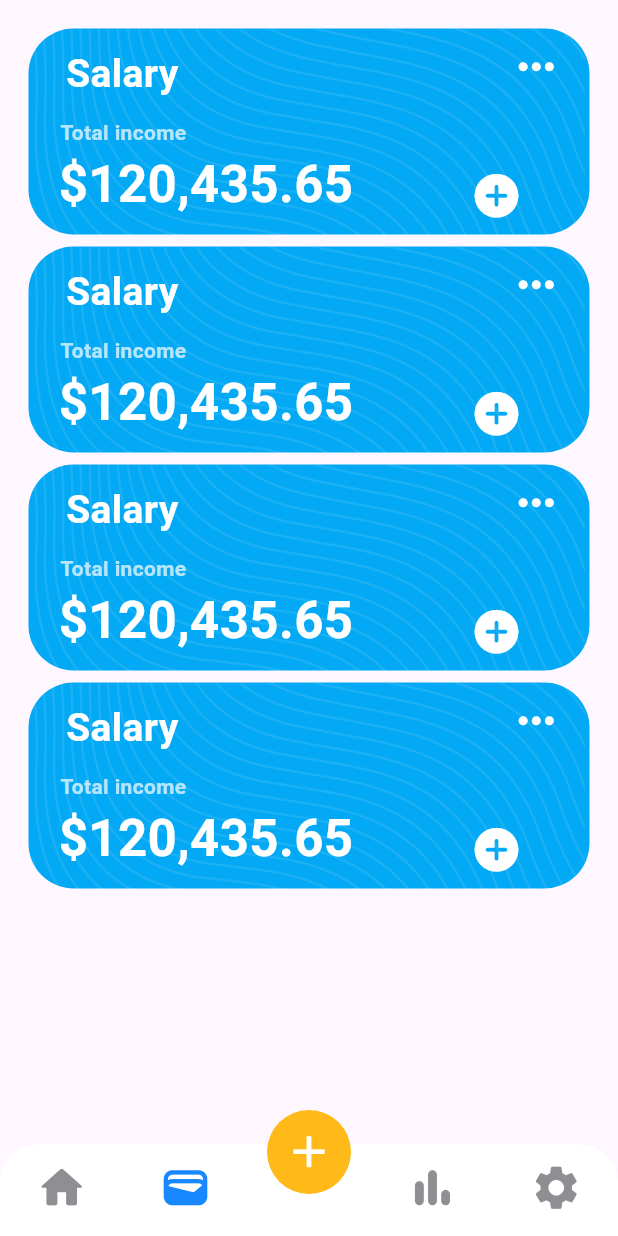
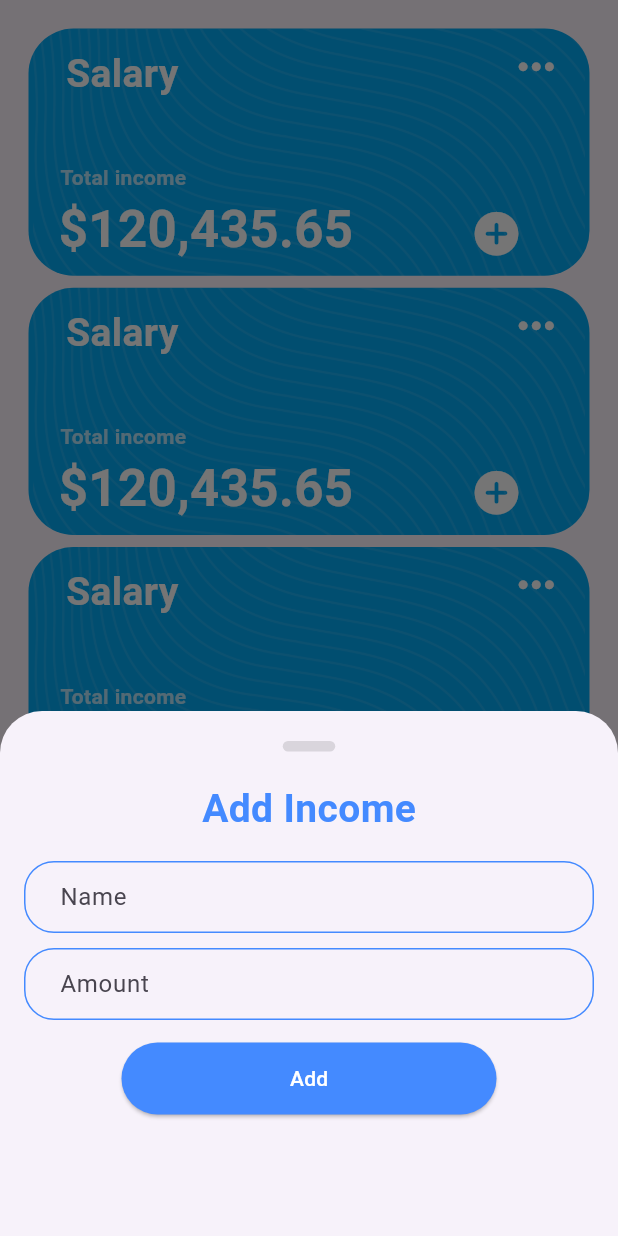
Before and after one commit to DusanCojic/PocketPal, a Flutter app: the screen it shows after launch, item 2 of the bottom bar chosen, after a tap on the "add circle" icon, on a phone screen of 412 x 824 dp. Run offline on Flutter 3.47's test engine with Material 3 defaults, Android fonts, the phone set to English and light mode, and no system bars; drawn by our look-alikes of persistent_bottom_nav_bar; our stand-ins replace flutter_colorpicker, flutter_slidable, hive, hive_flutter; missing offline and left inert: flutter_iconpicker; accounts and stored records are empty; generated files the repository leaves out were written again.

Commit message:
feat: add income form design

```diff
--- a/lib/widgets/account_card.dart
+++ b/lib/widgets/account_card.dart
@@ -1,4 +1,5 @@
 import 'package:flutter/material.dart';
+import 'package:pocket_pal/widgets/add_income.dart';
 
 class AccountCard extends StatefulWidget {
   const AccountCard({super.key});
@@ -20,7 +21,7 @@ class _AccountCardState extends State<AccountCard> {
         ),
         child: Container(
           width: MediaQuery.of(context).size.width,
-          height: MediaQuery.of(context).size.height / 6,
+          height: MediaQuery.of(context).size.height / 5,
           decoration: BoxDecoration(
             image: DecorationImage(
               image: Image.asset("assets/Lines.png").image,
@@ -64,7 +65,7 @@ class _AccountCardState extends State<AccountCard> {
                   const Column(
                     children: [
                       Padding(
-                        padding: EdgeInsets.only(right: 90.0),
+                        padding: EdgeInsets.only(right: 90.0, top: 35.0),
                         child: Text(
                           "Total income",
                           style: TextStyle(
@@ -88,9 +89,21 @@ class _AccountCardState extends State<AccountCard> {
                     ],
                   ),
                   Padding(
-                    padding: const EdgeInsets.only(left: 70.0, top: 35.0),
+                    padding: const EdgeInsets.only(left: 70.0, top: 60.0),
                     child: IconButton(
-                      onPressed: () {},
+                      onPressed: () {
+                        showModalBottomSheet(
+                          context: context,
+                          useRootNavigator: true,
+                          isScrollControlled: true,
+                          builder: (BuildContext context) {
+                            return Padding(
+                              padding: MediaQuery.of(context).viewInsets,
+                              child: const AddIncome(),
+                            );
+                          },
+                        );
+                      },
                       icon: const Icon(
                         Icons.add_circle_rounded,
                         color: Colors.white,
--- a/lib/widgets/add_expense.dart
+++ b/lib/widgets/add_expense.dart
@@ -46,7 +46,7 @@ class _AddExpenseState extends State<AddExpense> {
         top: 15.0,
       ),
       child: SizedBox(
-        height: 500,
+        height: 470,
         child: Column(
           mainAxisSize: MainAxisSize.min,
           children: [
--- /dev/null
+++ b/lib/widgets/add_income.dart
@@ -0,0 +1,103 @@
+import 'package:flutter/material.dart';
+import 'package:pocket_pal/widgets/input_field_style.dart';
+
+class AddIncome extends StatefulWidget {
+  const AddIncome({super.key});
+
+  @override
+  State<StatefulWidget> createState() => _AddIncomeState();
+}
+
+class _AddIncomeState extends State<AddIncome> {
+  final TextEditingController _nameController = TextEditingController();
+  final TextEditingController _amountController = TextEditingController();
+
+  bool isNameEmpty = false;
+  bool isAmountEmpty = false;
+
+  @override
+  Widget build(BuildContext context) {
+    return SizedBox(
+      height: 350,
+      child: Column(
+        children: [
+          Padding(
+            padding: const EdgeInsets.only(top: 20.0),
+            child: Container(
+              width: 35,
+              height: 7,
+              decoration: BoxDecoration(
+                color: Colors.black12,
+                borderRadius: BorderRadius.circular(20.0),
+              ),
+            ),
+          ),
+          const Padding(
+            padding: EdgeInsets.only(top: 20.0),
+            child: Text(
+              "Add Income",
+              style: TextStyle(
+                fontSize: 26.0,
+                fontWeight: FontWeight.bold,
+                color: Colors.blueAccent,
+              ),
+            ),
+          ),
+          Form(
+            child: Padding(
+              padding: const EdgeInsets.all(16),
+              child: Column(
+                children: [
+                  TextFormField(
+                    controller: _nameController,
+                    keyboardType: TextInputType.text,
+                    decoration: customInputDecoration(
+                      label: "Name",
+                      emptyCheck: isNameEmpty,
+                      icon: null,
+                    ),
+                  ),
+                  const SizedBox(height: 10),
+                  TextFormField(
+                    controller: _amountController,
+                    keyboardType: TextInputType.number,
+                    decoration: customInputDecoration(
+                      label: "Amount",
+                      emptyCheck: isAmountEmpty,
+                      icon: null,
+                    ),
+                  ),
+                  Padding(
+                    padding: const EdgeInsets.only(top: 15.0),
+                    child: ElevatedButton(
+                      style: ElevatedButton.styleFrom(
+                        backgroundColor: Colors.blueAccent,
+                        minimumSize: const Size(250, 48),
+                      ),
+                      onPressed: () async {
+                        setState(() {
+                          isNameEmpty = _nameController.text.isEmpty;
+                          isAmountEmpty = _amountController.text.isEmpty;
+                        });
+
+                        if (isNameEmpty || isAmountEmpty) {
+                          return;
+                        }
+
+                        _nameController.clear();
+                      },
+                      child: const Text(
+                        "Add",
+                        style: TextStyle(color: Colors.white),
+                      ),
+                    ),
+                  ),
+                ],
+              ),
+            ),
+          ),
+        ],
+      ),
+    );
+  }
+}
```
